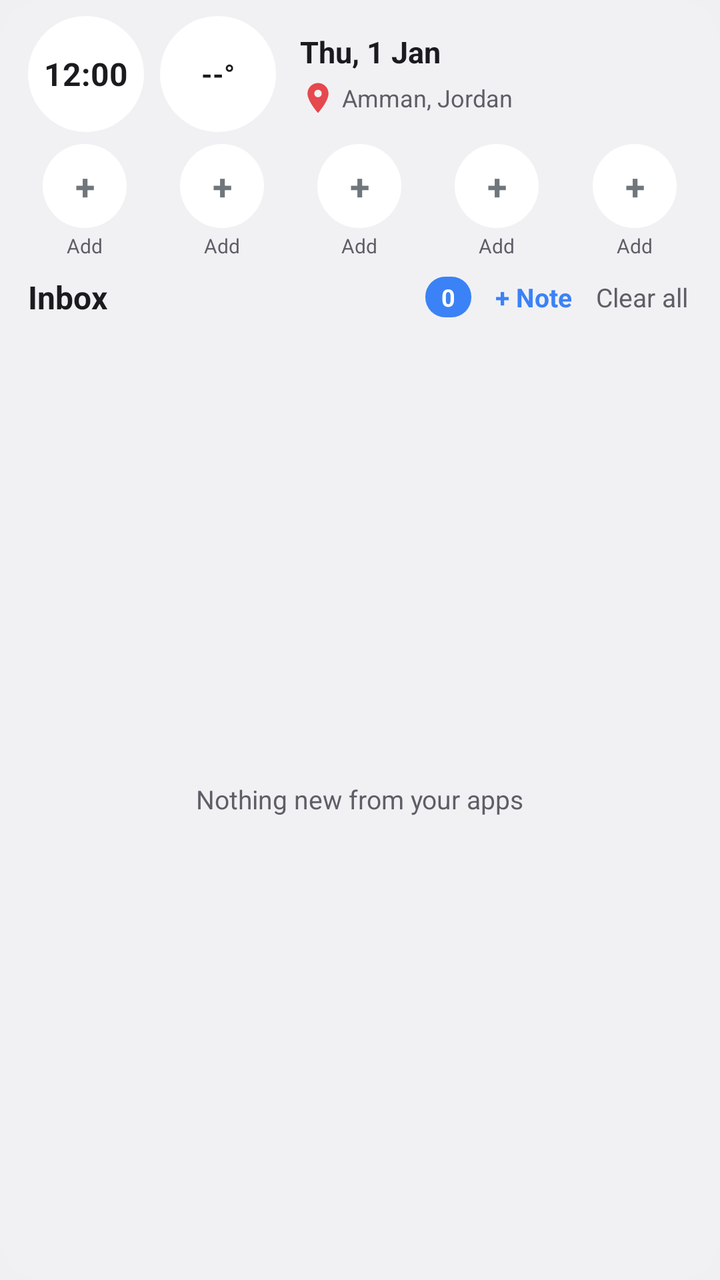
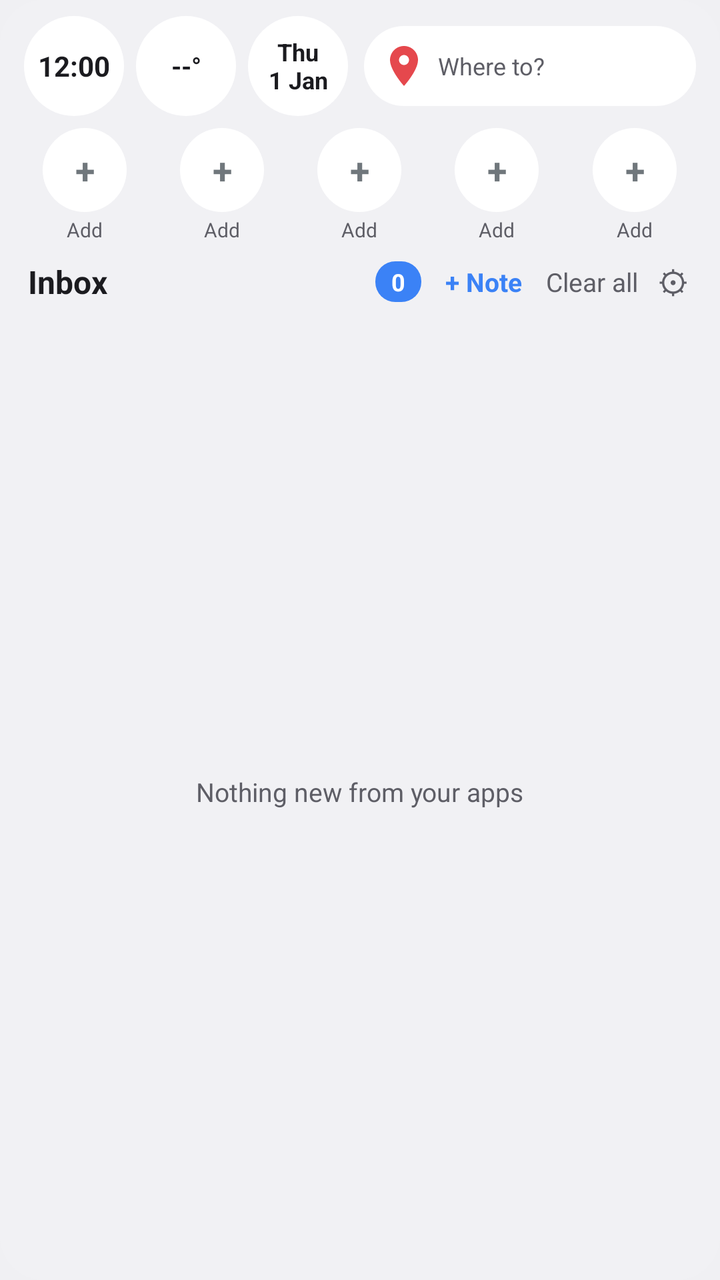

An Android layout rendered at two revisions. The XML below is the earlier revision; the diff shows what the commit changed to produce the second picture.
<!-- AndroidManifest.xml: application theme NtTheme -->
<!-- res/layout/widget_tiles.xml -->
<?xml version="1.0" encoding="utf-8"?>
<LinearLayout xmlns:android="http://schemas.android.com/apk/res/android"
    android:id="@+id/root"
    android:layout_width="match_parent"
    android:layout_height="match_parent"
    android:background="@drawable/nt_widget_bg"
    android:orientation="vertical"
    android:padding="8dp">


    <LinearLayout
        android:layout_width="match_parent"
        android:layout_height="wrap_content"
        android:gravity="center_vertical"
        android:orientation="horizontal"
        android:paddingStart="6dp"
        android:paddingEnd="6dp"
        android:paddingBottom="6dp">

        <TextClock
            android:id="@+id/wclock"
            android:layout_width="58dp"
            android:layout_height="58dp"
            android:background="@drawable/nt_circle_bg"
            android:format12Hour="h:mm"
            android:format24Hour="HH:mm"
            android:gravity="center"
            android:textColor="@color/nt_text"
            android:textSize="16sp"
            android:textStyle="bold" />

        <TextView
            android:id="@+id/wweather"
            android:layout_width="58dp"
            android:layout_height="58dp"
            android:layout_marginStart="8dp"
            android:background="@drawable/nt_circle_bg"
            android:gravity="center"
            android:text="--°"
            android:textColor="@color/nt_text"
            android:textSize="14sp"
            android:textStyle="bold" />

        <LinearLayout
            android:layout_width="0dp"
            android:layout_height="wrap_content"
            android:layout_marginStart="12dp"
            android:layout_weight="1"
            android:orientation="vertical">

            <TextClock
                android:id="@+id/wdate"
                android:layout_width="wrap_content"
                android:layout_height="wrap_content"
                android:format12Hour="EEE, d MMM"
                android:format24Hour="EEE, d MMM"
                android:maxLines="1"
                android:textColor="@color/nt_text"
                android:textSize="15sp"
                android:textStyle="bold" />

            <LinearLayout
                android:id="@+id/wloc"
                android:layout_width="wrap_content"
                android:layout_height="wrap_content"
                android:gravity="center_vertical"
                android:orientation="horizontal"
                android:paddingTop="4dp">

                <ImageView
                    android:id="@+id/wpin"
                    android:layout_width="18dp"
                    android:layout_height="18dp"
                    android:src="@drawable/ic_pin" />

                <TextView
                    android:layout_width="wrap_content"
                    android:layout_height="wrap_content"
                    android:layout_marginStart="3dp"
                    android:maxLines="1"
                    android:text="Amman, Jordan"
                    android:textColor="@color/nt_sub"
                    android:textSize="12sp" />
            </LinearLayout>
        </LinearLayout>
    </LinearLayout>

    <LinearLayout
        android:id="@+id/dialrow"
        android:layout_width="match_parent"
        android:layout_height="wrap_content"
        android:orientation="horizontal"
        android:paddingBottom="6dp">

        <LinearLayout
            android:id="@+id/dial0"
            android:layout_width="0dp"
            android:layout_height="wrap_content"
            android:layout_weight="1"
            android:gravity="center_horizontal"
            android:orientation="vertical">

            <TextView
                android:id="@+id/dc0"
                android:layout_width="42dp"
                android:layout_height="42dp"
                android:background="@drawable/nt_circle_bg"
                android:gravity="center"
                android:text="+"
                android:textSize="18sp"
                android:textStyle="bold" />

            <TextView
                android:id="@+id/dn0"
                android:layout_width="match_parent"
                android:layout_height="wrap_content"
                android:ellipsize="end"
                android:gravity="center"
                android:maxLines="1"
                android:paddingTop="2dp"
                android:text="Add"
                android:textColor="@color/nt_sub"
                android:textSize="10sp" />
        </LinearLayout>

        <LinearLayout
            android:id="@+id/dial1"
            android:layout_width="0dp"
            android:layout_height="wrap_content"
            android:layout_weight="1"
            android:gravity="center_horizontal"
            android:orientation="vertical">

            <TextView
                android:id="@+id/dc1"
                android:layout_width="42dp"
                android:layout_height="42dp"
                android:background="@drawable/nt_circle_bg"
                android:gravity="center"
                android:text="+"
                android:textSize="18sp"
                android:textStyle="bold" />

            <TextView
                android:id="@+id/dn1"
                android:layout_width="match_parent"
                android:layout_height="wrap_content"
                android:ellipsize="end"
                android:gravity="center"
                android:maxLines="1"
                android:paddingTop="2dp"
                android:text="Add"
                android:textColor="@color/nt_sub"
                android:textSize="10sp" />
        </LinearLayout>

        <LinearLayout
            android:id="@+id/dial2"
            android:layout_width="0dp"
            android:layout_height="wrap_content"
            android:layout_weight="1"
            android:gravity="center_horizontal"
            android:orientation="vertical">

            <TextView
                android:id="@+id/dc2"
                android:layout_width="42dp"
                android:layout_height="42dp"
                android:background="@drawable/nt_circle_bg"
                android:gravity="center"
                android:text="+"
                android:textSize="18sp"
                android:textStyle="bold" />

            <TextView
                android:id="@+id/dn2"
                android:layout_width="match_parent"
                android:layout_height="wrap_content"
                android:ellipsize="end"
                android:gravity="center"
                android:maxLines="1"
                android:paddingTop="2dp"
                android:text="Add"
                android:textColor="@color/nt_sub"
                android:textSize="10sp" />
        </LinearLayout>

        <LinearLayout
            android:id="@+id/dial3"
            android:layout_width="0dp"
            android:layout_height="wrap_content"
            android:layout_weight="1"
            android:gravity="center_horizontal"
            android:orientation="vertical">

            <TextView
                android:id="@+id/dc3"
                android:layout_width="42dp"
                android:layout_height="42dp"
                android:background="@drawable/nt_circle_bg"
                android:gravity="center"
                android:text="+"
                android:textSize="18sp"
                android:textStyle="bold" />

            <TextView
                android:id="@+id/dn3"
                android:layout_width="match_parent"
                android:layout_height="wrap_content"
                android:ellipsize="end"
                android:gravity="center"
                android:maxLines="1"
                android:paddingTop="2dp"
                android:text="Add"
                android:textColor="@color/nt_sub"
                android:textSize="10sp" />
        </LinearLayout>

        <LinearLayout
            android:id="@+id/dial4"
            android:layout_width="0dp"
            android:layout_height="wrap_content"
            android:layout_weight="1"
            android:gravity="center_horizontal"
            android:orientation="vertical">

            <TextView
                android:id="@+id/dc4"
                android:layout_width="42dp"
                android:layout_height="42dp"
                android:background="@drawable/nt_circle_bg"
                android:gravity="center"
                android:text="+"
                android:textSize="18sp"
                android:textStyle="bold" />

            <TextView
                android:id="@+id/dn4"
                android:layout_width="match_parent"
                android:layout_height="wrap_content"
                android:ellipsize="end"
                android:gravity="center"
                android:maxLines="1"
                android:paddingTop="2dp"
                android:text="Add"
                android:textColor="@color/nt_sub"
                android:textSize="10sp" />
        </LinearLayout>
    </LinearLayout>

    <LinearLayout
        android:id="@+id/header"
        android:layout_width="match_parent"
        android:layout_height="wrap_content"
        android:gravity="center_vertical"
        android:orientation="horizontal"
        android:paddingStart="6dp"
        android:paddingEnd="6dp"
        android:paddingBottom="6dp">

        <TextView
            android:id="@+id/hdr_title"
            android:layout_width="0dp"
            android:layout_height="wrap_content"
            android:layout_weight="1"
            android:text="Inbox"
            android:textColor="@color/nt_text"
            android:textSize="16sp"
            android:textStyle="bold" />

        <TextView
            android:id="@+id/count"
            android:layout_width="wrap_content"
            android:layout_height="wrap_content"
            android:background="@drawable/nt_badge_bg"
            android:paddingStart="8dp"
            android:paddingTop="2dp"
            android:paddingEnd="8dp"
            android:paddingBottom="2dp"
            android:text="0"
            android:textColor="#FFFFFF"
            android:textSize="12sp"
            android:textStyle="bold" />

        <TextView
            android:id="@+id/wnote"
            android:layout_width="wrap_content"
            android:layout_height="wrap_content"
            android:paddingStart="12dp"
            android:paddingTop="4dp"
            android:paddingEnd="6dp"
            android:paddingBottom="4dp"
            android:text="+ Note"
            android:textColor="@color/nt_badge"
            android:textSize="13sp"
            android:textStyle="bold" />

        <TextView
            android:id="@+id/wclear"
            android:layout_width="wrap_content"
            android:layout_height="wrap_content"
            android:paddingStart="6dp"
            android:paddingTop="4dp"
            android:paddingEnd="2dp"
            android:paddingBottom="4dp"
            android:text="Clear all"
            android:textColor="@color/nt_sub"
            android:textSize="13sp" />
    </LinearLayout>

    <FrameLayout
        android:layout_width="match_parent"
        android:layout_height="0dp"
        android:layout_weight="1">

        <GridView
            android:id="@+id/grid"
            android:layout_width="match_parent"
            android:layout_height="match_parent"
            android:horizontalSpacing="6dp"
            android:listSelector="@android:color/transparent"
            android:numColumns="2"
            android:scrollbars="none"
            android:stretchMode="columnWidth"
            android:verticalSpacing="6dp" />

        <TextView
            android:id="@+id/empty"
            android:layout_width="wrap_content"
            android:layout_height="wrap_content"
            android:layout_gravity="center"
            android:text="Nothing new from your apps"
            android:textColor="@color/nt_sub"
            android:textSize="13sp" />
    </FrameLayout>
</LinearLayout>
<!-- resources referenced by this layout -->
<resources>
  <color name="nt_badge">#3B82F6</color>
  <color name="nt_sub">#5E5E66</color>
  <color name="nt_text">#1B1B1F</color>
  <!-- drawable ic_pin (drawable) -->
  <?xml version="1.0" encoding="utf-8"?>
  <vector xmlns:android="http://schemas.android.com/apk/res/android"
      android:width="24dp"
      android:height="24dp"
      android:viewportWidth="24"
      android:viewportHeight="24">
      <path
          android:fillColor="#E5484D"
          android:pathData="M12,2C8.13,2 5,5.13 5,9c0,5.25 7,13 7,13s7,-7.75 7,-13c0,-3.87 -3.13,-7 -7,-7zM12,11.5c-1.38,0 -2.5,-1.12 -2.5,-2.5s1.12,-2.5 2.5,-2.5 2.5,1.12 2.5,2.5 -1.12,2.5 -2.5,2.5z" />
  </vector>
  <!-- drawable nt_badge_bg (drawable) -->
  <?xml version="1.0" encoding="utf-8"?>
  <shape xmlns:android="http://schemas.android.com/apk/res/android" android:shape="rectangle">
      <solid android:color="@color/nt_badge" />
      <corners android:radius="10dp" />
  </shape>
  <!-- drawable nt_circle_bg (drawable) -->
  <?xml version="1.0" encoding="utf-8"?>
  <shape xmlns:android="http://schemas.android.com/apk/res/android" android:shape="oval">
      <solid android:color="@color/nt_circle" />
  </shape>
  <!-- drawable nt_widget_bg (drawable) -->
  <?xml version="1.0" encoding="utf-8"?>
  <shape xmlns:android="http://schemas.android.com/apk/res/android" android:shape="rectangle">
      <solid android:color="@color/nt_bg" />
      <corners android:radius="22dp" />
  </shape>
  <style name="NtTheme" parent="android:Theme.DeviceDefault.DayNight" />
  <color name="nt_circle">#FFFFFFFF</color>
  <color name="nt_bg">#EEF2F2F5</color>
</resources>

<!-- the commit's change to res/layout/widget_tiles.xml (unified diff, before → after) -->
@@ -13,75 +13,75 @@
         android:layout_height="wrap_content"
         android:gravity="center_vertical"
         android:orientation="horizontal"
-        android:paddingStart="6dp"
-        android:paddingEnd="6dp"
+        android:paddingStart="4dp"
+        android:paddingEnd="4dp"
         android:paddingBottom="6dp">
 
         <TextClock
             android:id="@+id/wclock"
-            android:layout_width="58dp"
-            android:layout_height="58dp"
+            android:layout_width="50dp"
+            android:layout_height="50dp"
             android:background="@drawable/nt_circle_bg"
             android:format12Hour="h:mm"
             android:format24Hour="HH:mm"
             android:gravity="center"
             android:textColor="@color/nt_text"
-            android:textSize="16sp"
+            android:textSize="14sp"
             android:textStyle="bold" />
 
         <TextView
             android:id="@+id/wweather"
-            android:layout_width="58dp"
-            android:layout_height="58dp"
-            android:layout_marginStart="8dp"
+            android:layout_width="50dp"
+            android:layout_height="50dp"
+            android:layout_marginStart="6dp"
             android:background="@drawable/nt_circle_bg"
             android:gravity="center"
             android:text="--°"
             android:textColor="@color/nt_text"
-            android:textSize="14sp"
-            android:textStyle="bold" />
-
-        <LinearLayout
-            android:layout_width="0dp"
-            android:layout_height="wrap_content"
-            android:layout_marginStart="12dp"
-            android:layout_weight="1"
-            android:orientation="vertical">
-
-            <TextClock
-                android:id="@+id/wdate"
-                android:layout_width="wrap_content"
-                android:layout_height="wrap_content"
-                android:format12Hour="EEE, d MMM"
-                android:format24Hour="EEE, d MMM"
-                android:maxLines="1"
-                android:textColor="@color/nt_text"
-                android:textSize="15sp"
-                android:textStyle="bold" />
-
-            <LinearLayout
-                android:id="@+id/wloc"
-                android:layout_width="wrap_content"
-                android:layout_height="wrap_content"
-                android:gravity="center_vertical"
-                android:orientation="horizontal"
-                android:paddingTop="4dp">
-
-                <ImageView
-                    android:id="@+id/wpin"
-                    android:layout_width="18dp"
-                    android:layout_height="18dp"
-                    android:src="@drawable/ic_pin" />
-
-                <TextView
-                    android:layout_width="wrap_content"
-                    android:layout_height="wrap_content"
-                    android:layout_marginStart="3dp"
-                    android:maxLines="1"
-                    android:text="Amman, Jordan"
-                    android:textColor="@color/nt_sub"
-                    android:textSize="12sp" />
-            </LinearLayout>
+            android:textSize="13sp"
+            android:textStyle="bold" />
+
+        <TextClock
+            android:id="@+id/wdate"
+            android:layout_width="50dp"
+            android:layout_height="50dp"
+            android:layout_marginStart="6dp"
+            android:background="@drawable/nt_circle_bg"
+            android:format12Hour="EEE&#10;d MMM"
+            android:format24Hour="EEE&#10;d MMM"
+            android:gravity="center"
+            android:textColor="@color/nt_text"
+            android:textSize="12sp"
+            android:textStyle="bold" />
+
+        <LinearLayout
+            android:id="@+id/wloc"
+            android:layout_width="0dp"
+            android:layout_height="40dp"
+            android:layout_marginStart="8dp"
+            android:layout_weight="1"
+            android:background="@drawable/nt_pill_bg"
+            android:gravity="center_vertical"
+            android:orientation="horizontal"
+            android:paddingStart="8dp"
+            android:paddingEnd="6dp">
+
+            <ImageView
+                android:id="@+id/wpin"
+                android:layout_width="24dp"
+                android:layout_height="24dp"
+                android:src="@drawable/ic_pin" />
+
+            <TextView
+                android:layout_width="0dp"
+                android:layout_height="wrap_content"
+                android:layout_marginStart="5dp"
+                android:layout_weight="1"
+                android:ellipsize="end"
+                android:maxLines="1"
+                android:text="Where to?"
+                android:textColor="@color/nt_sub"
+                android:textSize="12sp" />
         </LinearLayout>
     </LinearLayout>
 
@@ -306,6 +306,18 @@
             android:text="Clear all"
             android:textColor="@color/nt_sub"
             android:textSize="13sp" />
+
+        <TextView
+            android:id="@+id/wset"
+            android:layout_width="wrap_content"
+            android:layout_height="wrap_content"
+            android:paddingStart="8dp"
+            android:paddingTop="2dp"
+            android:paddingEnd="2dp"
+            android:paddingBottom="2dp"
+            android:text="⚙"
+            android:textColor="@color/nt_sub"
+            android:textSize="16sp" />
     </LinearLayout>
 
     <FrameLayout
<!-- resource entries referenced after the edit -->
@@ -25,6 +25,12 @@
   <shape xmlns:android="http://schemas.android.com/apk/res/android" android:shape="oval">
       <solid android:color="@color/nt_circle" />
   </shape>
+  <!-- drawable nt_pill_bg (drawable) -->
+  <?xml version="1.0" encoding="utf-8"?>
+  <shape xmlns:android="http://schemas.android.com/apk/res/android" android:shape="rectangle">
+      <solid android:color="@color/nt_circle" />
+      <corners android:radius="20dp" />
+  </shape>
   <!-- drawable nt_widget_bg (drawable) -->
   <?xml version="1.0" encoding="utf-8"?>
   <shape xmlns:android="http://schemas.android.com/apk/res/android" android:shape="rectangle">
